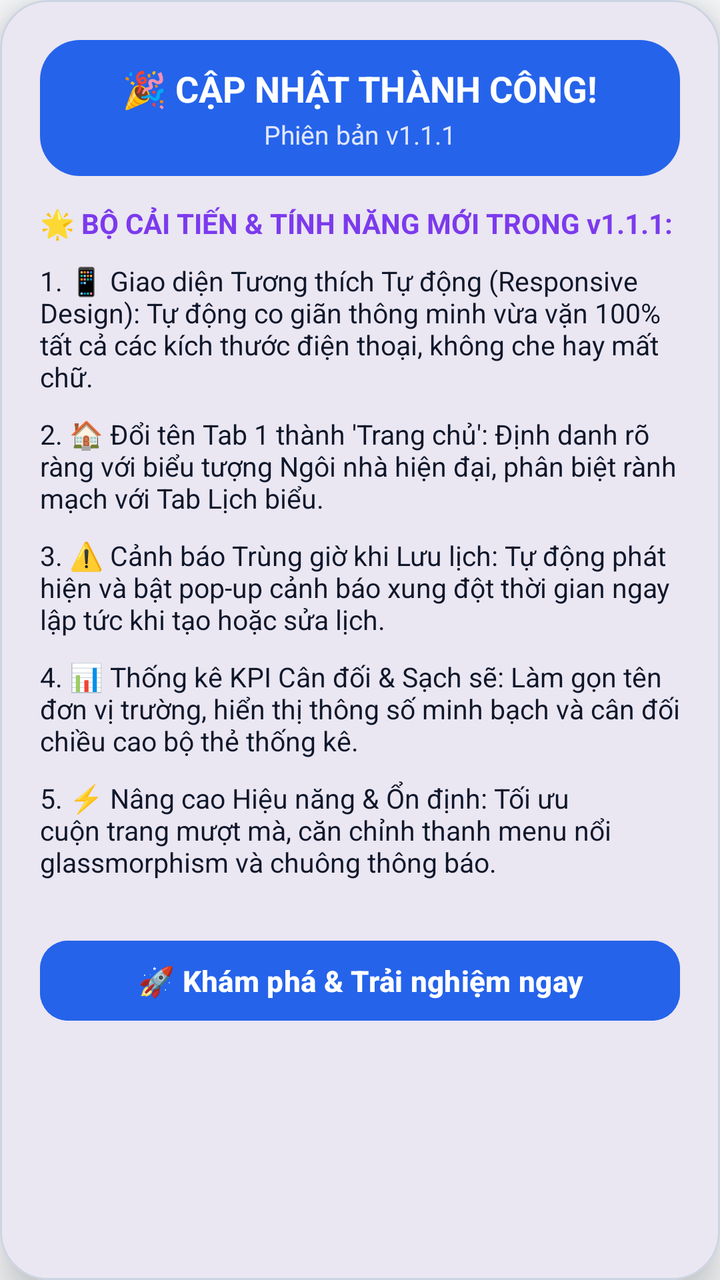
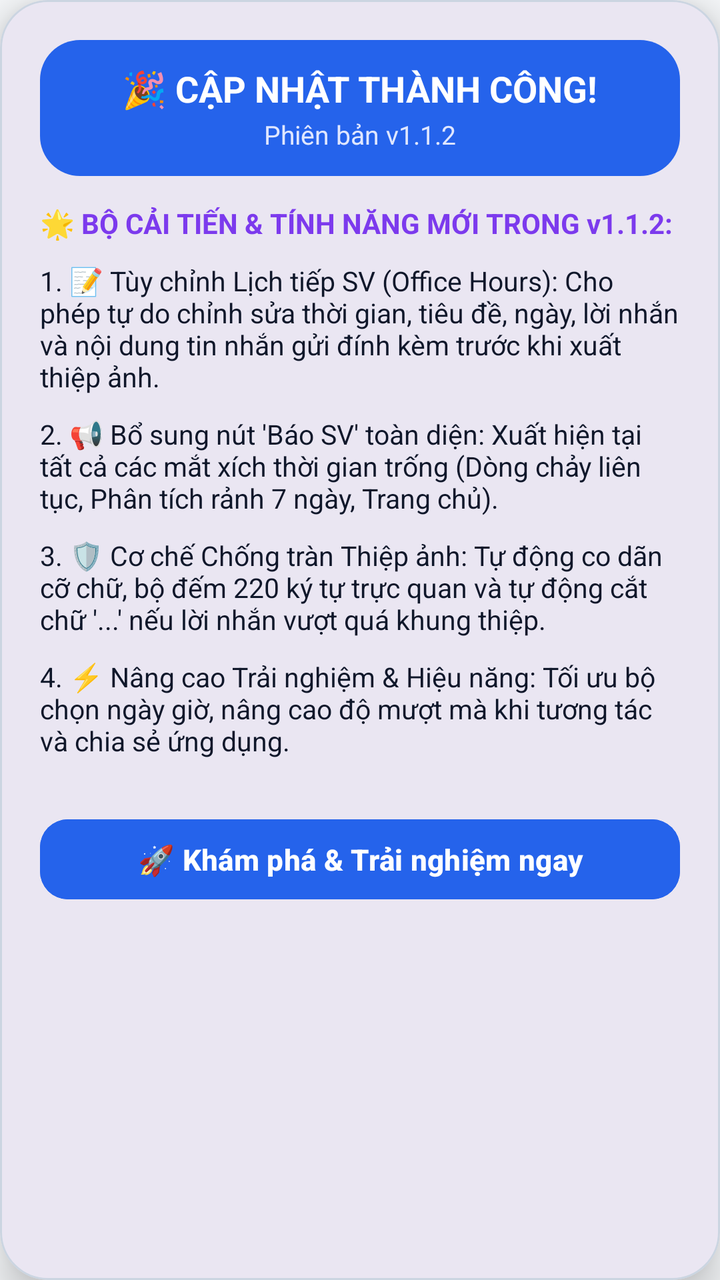

Screens rendered from an Android XML layout before and after an edit, with the pre-edit source and the edit as a unified diff.
<!-- AndroidManifest.xml: application theme Theme.LectuPlan -->
<!-- res/layout/dialog_whats_new.xml -->
<?xml version="1.0" encoding="utf-8"?>
<com.google.android.material.card.MaterialCardView
    xmlns:android="http://schemas.android.com/apk/res/android"
    xmlns:app="http://schemas.android.com/apk/res-auto"
    android:layout_width="match_parent"
    android:layout_height="wrap_content"
    android:layout_margin="16dp"
    app:cardCornerRadius="24dp"
    app:cardElevation="12dp"
    app:strokeWidth="1dp"
    app:strokeColor="@color/border_default"
    app:cardBackgroundColor="@color/surface_card">

    <LinearLayout
        android:layout_width="match_parent"
        android:layout_height="wrap_content"
        android:orientation="vertical"
        android:padding="20dp">

        
        <LinearLayout
            android:layout_width="match_parent"
            android:layout_height="wrap_content"
            android:orientation="vertical"
            android:gravity="center"
            android:padding="12dp"
            android:background="@drawable/bg_chip_selected"
            android:layout_marginBottom="14dp">

            <TextView
                android:layout_width="wrap_content"
                android:layout_height="wrap_content"
                android:text="🎉 CẬP NHẬT THÀNH CÔNG!"
                android:textColor="#FFFFFF"
                android:textSize="18sp"
                android:textStyle="bold" />

            <TextView
                android:id="@+id/tvWhatsNewVersion"
                android:layout_width="wrap_content"
                android:layout_height="wrap_content"
                android:layout_marginTop="2dp"
                android:text="Phiên bản v1.1.1"
                android:textColor="#E0E7FF"
                android:textSize="13sp" />
        </LinearLayout>

        <TextView
            android:layout_width="wrap_content"
            android:layout_height="wrap_content"
            android:text="🌟 BỘ CẢI TIẾN &amp; TÍNH NĂNG MỚI TRONG v1.1.1:"
            android:textColor="@color/accent_purple"
            android:textSize="14sp"
            android:textStyle="bold"
            android:layout_marginBottom="10dp" />

        
        <androidx.core.widget.NestedScrollView
            android:layout_width="match_parent"
            android:layout_height="0dp"
            android:layout_weight="1"
            android:fillViewport="true"
            android:scrollbars="vertical"
            android:layout_marginBottom="16dp">

            <LinearLayout
                android:layout_width="match_parent"
                android:layout_height="wrap_content"
                android:orientation="vertical">

                <TextView
                    android:layout_width="match_parent"
                    android:layout_height="wrap_content"
                    android:text="1. 📱 Giao diện Tương thích Tự động (Responsive Design): Tự động co giãn thông minh vừa vặn 100% tất cả các kích thước điện thoại, không che hay mất chữ."
                    android:textSize="13.5sp"
                    android:textColor="@color/text_primary"
                    android:layout_marginBottom="10dp" />

                <TextView
                    android:layout_width="match_parent"
                    android:layout_height="wrap_content"
                    android:text="2. 🏠 Đổi tên Tab 1 thành 'Trang chủ': Định danh rõ ràng với biểu tượng Ngôi nhà hiện đại, phân biệt rành mạch với Tab Lịch biểu."
                    android:textSize="13.5sp"
                    android:textColor="@color/text_primary"
                    android:layout_marginBottom="10dp" />

                <TextView
                    android:layout_width="match_parent"
                    android:layout_height="wrap_content"
                    android:text="3. ⚠️ Cảnh báo Trùng giờ khi Lưu lịch: Tự động phát hiện và bật pop-up cảnh báo xung đột thời gian ngay lập tức khi tạo hoặc sửa lịch."
                    android:textSize="13.5sp"
                    android:textColor="@color/text_primary"
                    android:layout_marginBottom="10dp" />

                <TextView
                    android:layout_width="match_parent"
                    android:layout_height="wrap_content"
                    android:text="4. 📊 Thống kê KPI Cân đối &amp; Sạch sẽ: Làm gọn tên đơn vị trường, hiển thị thông số minh bạch và cân đối chiều cao bộ thẻ thống kê."
                    android:textSize="13.5sp"
                    android:textColor="@color/text_primary"
                    android:layout_marginBottom="10dp" />

                <TextView
                    android:layout_width="match_parent"
                    android:layout_height="wrap_content"
                    android:text="5. ⚡ Nâng cao Hiệu năng &amp; Ổn định: Tối ưu cuộn trang mượt mà, căn chỉnh thanh menu nổi glassmorphism và chuông thông báo."
                    android:textSize="13.5sp"
                    android:textColor="@color/text_primary"
                    android:layout_marginBottom="10dp" />

            </LinearLayout>
        </androidx.core.widget.NestedScrollView>

        <com.google.android.material.button.MaterialButton
            android:id="@+id/btnWhatsNewClose"
            android:layout_width="match_parent"
            android:layout_height="48dp"
            android:text="🚀 Khám phá &amp; Trải nghiệm ngay"
            android:textColor="#FFFFFF"
            android:backgroundTint="#2563EB"
            android:textSize="14.5sp"
            android:textStyle="bold"
            app:cornerRadius="14dp" />

    </LinearLayout>
</com.google.android.material.card.MaterialCardView>
<!-- resources referenced by this layout -->
<resources>
  <color name="accent_purple">#7C3AED</color>
  <color name="border_default">#CBD5E1</color>
  <color name="surface_card">#FFFFFF</color>
  <color name="text_primary">#0F172A</color>
  <!-- drawable bg_chip_selected (drawable) -->
  <?xml version="1.0" encoding="utf-8"?>
  <shape xmlns:android="http://schemas.android.com/apk/res/android"
      android:shape="rectangle">
      <solid android:color="#2563EB" />
      <corners android:radius="20dp" />
  </shape>
  <style name="Theme.LectuPlan" parent="Base.Theme.LectuPlan" />
  <style name="Base.Theme.LectuPlan" parent="Theme.Material3.DayNight.NoActionBar">
          <item name="android:windowBackground">@color/window_background</item>
          <item name="colorSurface">@color/surface_card</item>
          <item name="colorOnSurface">@color/text_primary</item>
          <item name="colorSurfaceVariant">@color/surface_card_secondary</item>
          <item name="colorOnSurfaceVariant">@color/text_secondary</item>
          
          <item name="android:windowLightStatusBar" tools:targetApi="23">true</item>
          <item name="android:windowLightNavigationBar" tools:targetApi="27">true</item>
      </style>
  <color name="window_background">#F8FAFC</color>
  <color name="surface_card_secondary">#F1F5F9</color>
  <color name="text_secondary">#475569</color>
</resources>

<!-- the commit's change to res/layout/dialog_whats_new.xml (unified diff, before → after) -->
@@ -40,7 +40,7 @@
                 android:layout_width="wrap_content"
                 android:layout_height="wrap_content"
                 android:layout_marginTop="2dp"
-                android:text="Phiên bản v1.1.1"
+                android:text="Phiên bản v1.1.2"
                 android:textColor="#E0E7FF"
                 android:textSize="13sp" />
         </LinearLayout>
@@ -48,7 +48,7 @@
         <TextView
             android:layout_width="wrap_content"
             android:layout_height="wrap_content"
-            android:text="🌟 BỘ CẢI TIẾN &amp; TÍNH NĂNG MỚI TRONG v1.1.1:"
+            android:text="🌟 BỘ CẢI TIẾN &amp; TÍNH NĂNG MỚI TRONG v1.1.2:"
             android:textColor="@color/accent_purple"
             android:textSize="14sp"
             android:textStyle="bold"
@@ -71,7 +71,7 @@
                 <TextView
                     android:layout_width="match_parent"
                     android:layout_height="wrap_content"
-                    android:text="1. 📱 Giao diện Tương thích Tự động (Responsive Design): Tự động co giãn thông minh vừa vặn 100% tất cả các kích thước điện thoại, không che hay mất chữ."
+                    android:text="1. 📝 Tùy chỉnh Lịch tiếp SV (Office Hours): Cho phép tự do chỉnh sửa thời gian, tiêu đề, ngày, lời nhắn và nội dung tin nhắn gửi đính kèm trước khi xuất thiệp ảnh."
                     android:textSize="13.5sp"
                     android:textColor="@color/text_primary"
                     android:layout_marginBottom="10dp" />
@@ -79,7 +79,7 @@
                 <TextView
                     android:layout_width="match_parent"
                     android:layout_height="wrap_content"
-                    android:text="2. 🏠 Đổi tên Tab 1 thành 'Trang chủ': Định danh rõ ràng với biểu tượng Ngôi nhà hiện đại, phân biệt rành mạch với Tab Lịch biểu."
+                    android:text="2. 📢 Bổ sung nút 'Báo SV' toàn diện: Xuất hiện tại tất cả các mắt xích thời gian trống (Dòng chảy liên tục, Phân tích rảnh 7 ngày, Trang chủ)."
                     android:textSize="13.5sp"
                     android:textColor="@color/text_primary"
                     android:layout_marginBottom="10dp" />
@@ -87,7 +87,7 @@
                 <TextView
                     android:layout_width="match_parent"
                     android:layout_height="wrap_content"
-                    android:text="3. ⚠️ Cảnh báo Trùng giờ khi Lưu lịch: Tự động phát hiện và bật pop-up cảnh báo xung đột thời gian ngay lập tức khi tạo hoặc sửa lịch."
+                    android:text="3. 🛡️ Cơ chế Chống tràn Thiệp ảnh: Tự động co dãn cỡ chữ, bộ đếm 220 ký tự trực quan và tự động cắt chữ '...' nếu lời nhắn vượt quá khung thiệp."
                     android:textSize="13.5sp"
                     android:textColor="@color/text_primary"
                     android:layout_marginBottom="10dp" />
@@ -95,15 +95,7 @@
                 <TextView
                     android:layout_width="match_parent"
                     android:layout_height="wrap_content"
-                    android:text="4. 📊 Thống kê KPI Cân đối &amp; Sạch sẽ: Làm gọn tên đơn vị trường, hiển thị thông số minh bạch và cân đối chiều cao bộ thẻ thống kê."
-                    android:textSize="13.5sp"
-                    android:textColor="@color/text_primary"
-                    android:layout_marginBottom="10dp" />
-
-                <TextView
-                    android:layout_width="match_parent"
-                    android:layout_height="wrap_content"
-                    android:text="5. ⚡ Nâng cao Hiệu năng &amp; Ổn định: Tối ưu cuộn trang mượt mà, căn chỉnh thanh menu nổi glassmorphism và chuông thông báo."
+                    android:text="4. ⚡ Nâng cao Trải nghiệm &amp; Hiệu năng: Tối ưu bộ chọn ngày giờ, nâng cao độ mượt mà khi tương tác và chia sẻ ứng dụng."
                     android:textSize="13.5sp"
                     android:textColor="@color/text_primary"
                     android:layout_marginBottom="10dp" />
